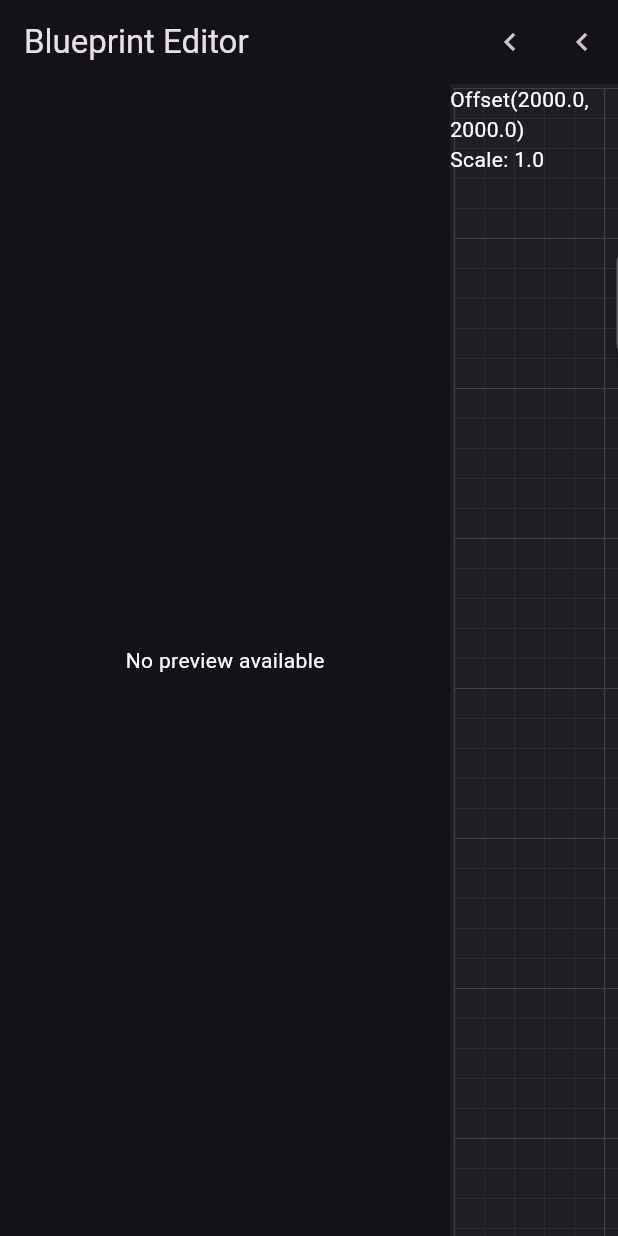
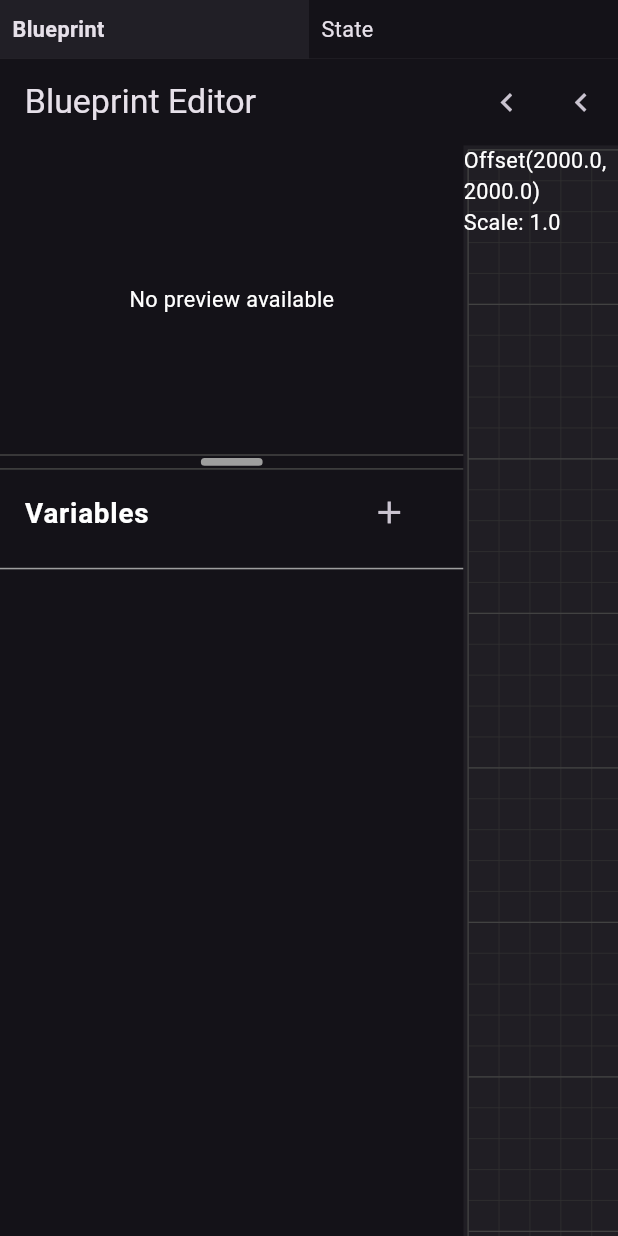
Before and after one commit to bar4488/app_builder, a Flutter app: the screen it shows after launch, on a phone screen of 412 x 824 dp. Run offline on Flutter 3.47's test engine with Material 3 defaults, Android fonts, the phone set to English and light mode, and no system bars; missing offline and left inert: runtime_type.

Commit message:
working on variables

```diff
--- a/lib/main.dart
+++ b/lib/main.dart
@@ -12,6 +12,20 @@ class BlueprintEditorApp extends StatelessWidget {
 
   @override
   Widget build(BuildContext context) {
+    bool debug = true;
+    var height = 800.0;
+    Widget widget = const EditorWindow();
+    if (debug) {
+      widget = FittedBox(
+        child: SizedBox(
+          height: height,
+          width: MediaQuery.of(context).size.width /
+              MediaQuery.of(context).size.height *
+              height,
+          child: widget,
+        ),
+      );
+    }
     return MaterialApp(
       title: 'Flutter Blueprint Editor Demo',
       theme: ThemeData(
@@ -24,7 +38,7 @@ class BlueprintEditorApp extends StatelessWidget {
             create: (context) => EditorWindowState(),
           ),
         ],
-        child: const EditorWindow(),
+        child: widget,
       ),
       debugShowCheckedModeBanner: false,
     );
--- a/lib/models/nodes.dart
+++ b/lib/models/nodes.dart
@@ -3,6 +3,7 @@ import 'package:app_builder/models/nodes/debug_print.dart';
 import 'package:app_builder/models/nodes/enum_node.dart';
 import 'package:app_builder/models/nodes/gesture_detector.dart';
 import 'package:app_builder/models/nodes/scaffold.dart';
+import 'package:app_builder/models/nodes/variables.dart';
 import 'package:app_builder/models/pin.dart';
 import 'package:app_builder/state/blueprint_state.dart';
 import 'package:app_builder/utils/enums.dart';
@@ -23,6 +24,7 @@ enum NodeCategory {
   internal,
   debug,
   events,
+  variables,
 }
 
 List<NodeType> nodeTypes = [
--- a/lib/state/editor_window_state.dart
+++ b/lib/state/editor_window_state.dart
@@ -3,11 +3,19 @@ import 'package:flutter/material.dart';
 class EditorWindowState with ChangeNotifier {
   bool _leftDrawerOpen = true;
   bool _rightDrawerOpen = false;
+  int _selectedTab = 0;
 
   bool get leftDrawerOpen => _leftDrawerOpen;
   bool get rightDrawerOpen => _rightDrawerOpen;
+  int get selectedTab => _selectedTab;
 
   GlobalKey settingsPanelKey = GlobalKey();
+
+  void selectTab(int index) {
+    if (_selectedTab == index) return;
+    _selectedTab = index;
+    notifyListeners();
+  }
 
   // open and close drawers
   void toggleLeftDrawer() {
--- a/lib/widgets/blueprint_editor_widget.dart
+++ b/lib/widgets/blueprint_editor_widget.dart
@@ -320,6 +320,7 @@ class _BlueprintEditorWidgetState extends State<BlueprintEditorWidget> {
                           nodeBuilder: (id, position) =>
                               type.nodeBuilder(id, position, blueprintState),
                         ),
+                        state: blueprintState,
                       ),
                     ),
                   ),
--- /dev/null
+++ b/lib/widgets/blueprint_variables_panel.dart
@@ -0,0 +1,182 @@
+import 'package:app_builder/models/variable.dart';
+import 'package:app_builder/state/blueprint_state.dart';
+import 'package:flutter/material.dart';
+import 'package:provider/provider.dart';
+
+enum VariableType { integer, double, string, boolean }
+
+class BlueprintVariable with ChangeNotifier {
+  String name;
+  VariableType type;
+  late ChangeValueNode value;
+
+  BlueprintVariable({required this.name, required this.type}) {
+    value = switch (type) {
+      VariableType.integer => ChangeValueNode<int>(null),
+      VariableType.double => ChangeValueNode<double>(null),
+      VariableType.string => ChangeValueNode<String>(null),
+      VariableType.boolean => ChangeValueNode<bool>(null),
+    };
+  }
+}
+
+class BlueprintVariablesPanel extends StatelessWidget {
+  const BlueprintVariablesPanel({super.key});
+
+  @override
+  Widget build(BuildContext context) {
+    final state = context.watch<BlueprintState>();
+    return Column(
+      crossAxisAlignment: CrossAxisAlignment.start,
+      children: [
+        ListTile(
+          title: const Text(
+            'Variables',
+            style: TextStyle(
+              color: Colors.white,
+              fontSize: 18,
+              fontWeight: FontWeight.bold,
+            ),
+          ),
+          trailing: IconButton(
+            onPressed: () {
+              state.addVariable(BlueprintVariable(
+                name: 'New Variable',
+                type: VariableType.integer,
+              ));
+            },
+            padding: const EdgeInsets.all(0),
+            icon: const Icon(Icons.add),
+          ),
+        ),
+        const Divider(color: Colors.grey),
+        const SizedBox(height: 8),
+        ...state.variables.asMap().entries.map((entry) {
+          final index = entry.key;
+          final variable = entry.value;
+          return _buildVariableRow(index, variable, state);
+        }),
+      ],
+    );
+  }
+
+  Widget _buildVariableRow(
+      int index, BlueprintVariable variable, BlueprintState state) {
+    return Padding(
+      padding: const EdgeInsets.all(8.0),
+      child: Row(
+        children: [
+          Expanded(
+            flex: 1,
+            child: _buildTypeWidget(variable, state),
+          ),
+          const SizedBox(width: 8),
+          Expanded(
+            flex: 4,
+            child: TextFormField(
+              initialValue: variable.name,
+              style: const TextStyle(color: Colors.white),
+              decoration: const InputDecoration(
+                isDense: true,
+                border: InputBorder.none,
+                contentPadding:
+                    EdgeInsets.symmetric(horizontal: 12, vertical: 8),
+              ),
+              onChanged: (value) {
+                state.setVariableName(variable, value);
+              },
+            ),
+          ),
+        ],
+      ),
+    );
+  }
+
+  Widget _buildTypeWidget(BlueprintVariable variable, BlueprintState state) {
+    // Define constant colors for each variable type
+    const Map<VariableType, Color> typeColors = {
+      VariableType.integer: Color(0xFF4CAF50), // Green
+      VariableType.double: Color(0xFF2196F3), // Blue
+      VariableType.string: Color(0xFFFFC107), // Amber
+      VariableType.boolean: Color(0xFFE91E63), // Pink
+    };
+
+    // Get display names for the overlay
+    String getDisplayName(VariableType type) {
+      switch (type) {
+        case VariableType.integer:
+          return 'Integer';
+        case VariableType.double:
+          return 'Double';
+        case VariableType.string:
+          return 'String';
+        case VariableType.boolean:
+          return 'Boolean';
+      }
+    }
+
+    return Builder(builder: (context) {
+      return MouseRegion(
+        cursor: SystemMouseCursors.click,
+        child: GestureDetector(
+          onTap: () {
+            // Show overlay for type selection
+            final RenderBox button = context.findRenderObject() as RenderBox;
+            final Offset position = button.localToGlobal(Offset.zero);
+
+            showMenu<VariableType>(
+              context: context,
+              position: RelativeRect.fromLTRB(
+                position.dx,
+                position.dy + button.size.height,
+                position.dx + button.size.width,
+                position.dy,
+              ),
+              color: const Color(0xFF2D2D2D),
+              items: VariableType.values.map((VariableType type) {
+                return PopupMenuItem<VariableType>(
+                  value: type,
+                  child: Row(
+                    children: [
+                      Container(
+                        width: 16,
+                        height: 16,
+                        decoration: BoxDecoration(
+                          color: typeColors[type],
+                          borderRadius: BorderRadius.circular(4),
+                        ),
+                      ),
+                      const SizedBox(width: 8),
+                      Text(
+                        getDisplayName(type),
+                        style: const TextStyle(color: Colors.white),
+                      ),
+                    ],
+                  ),
+                );
+              }).toList(),
+            ).then((VariableType? newType) {
+              if (newType != null) {
+                state.setVariableType(variable, newType);
+              }
+            });
+          },
+          child: Container(
+            decoration: const BoxDecoration(),
+            padding: const EdgeInsets.all(4),
+            alignment: Alignment.center,
+            child: Container(
+              padding: const EdgeInsets.symmetric(vertical: 8, horizontal: 12),
+              decoration: BoxDecoration(
+                color: typeColors[variable.type],
+                borderRadius: BorderRadius.circular(4),
+              ),
+              width: 16,
+              height: 8,
+            ),
+          ),
+        ),
+      );
+    });
+  }
+}
--- /dev/null
+++ b/lib/widgets/blueprint_window.dart
@@ -0,0 +1,89 @@
+import 'package:app_builder/state/editor_window_state.dart';
+import 'package:app_builder/widgets/blueprint_editor_widget.dart';
+import 'package:app_builder/widgets/blueprint_variables_panel.dart';
+import 'package:app_builder/widgets/preview_panel.dart';
+import 'package:app_builder/widgets/resizable_panel.dart';
+import 'package:app_builder/widgets/settings_panel.dart';
+import 'package:flutter/material.dart';
+import 'package:provider/provider.dart';
+
+class BlueprintWindow extends StatelessWidget {
+  const BlueprintWindow({super.key});
+
+  @override
+  Widget build(BuildContext context) {
+    var windowState = context.watch<EditorWindowState>();
+    return Scaffold(
+      appBar: AppBar(
+        title: const Text('Blueprint Editor'),
+        actions: [
+          IconButton(
+              icon: Icon(windowState.leftDrawerOpen
+                  ? Icons.chevron_left
+                  : Icons.chevron_right),
+              onPressed: windowState.toggleLeftDrawer),
+          IconButton(
+            icon: Icon(windowState.rightDrawerOpen
+                ? Icons.chevron_right
+                : Icons.chevron_left),
+            onPressed: windowState.toggleRightDrawer,
+          ),
+        ],
+      ),
+      body: Row(
+        children: [
+          AnimatedContainer(
+            duration: const Duration(milliseconds: 200),
+            width: windowState.leftDrawerOpen ? 300 : 0,
+            child: UnconstrainedBox(
+              clipBehavior: Clip.antiAlias,
+              constrainedAxis: Axis.vertical,
+              alignment: Alignment.topLeft,
+              child: Container(
+                alignment: Alignment.centerLeft,
+                width: 300,
+                color: Theme.of(context).colorScheme.surface,
+                child: const ResizablePanel(
+                  topWidget: PreviewPanel(),
+                  bottomWidget: BlueprintVariablesPanel(),
+                ),
+              ),
+            ),
+          ),
+          Expanded(
+            child: Container(
+              clipBehavior: Clip.antiAlias,
+              decoration: BoxDecoration(
+                color: Color.lerp(
+                    Theme.of(context).primaryColor, Colors.white, 0.05),
+              ),
+              child: const BlueprintEditorWidget(),
+            ),
+          ),
+          AnimatedContainer(
+            duration: const Duration(milliseconds: 200),
+            width: windowState.rightDrawerOpen ? 300 : 0,
+            child: UnconstrainedBox(
+              clipBehavior: Clip.antiAlias,
+              constrainedAxis: Axis.vertical,
+              alignment: Alignment.topLeft,
+              child: Container(
+                alignment: Alignment.centerLeft,
+                width: 300,
+                color: Theme.of(context).colorScheme.surface,
+                child: Padding(
+                  padding: const EdgeInsets.all(8.0),
+                  child: FocusTraversalGroup(
+                    child: SettingsPanel(
+                      key: windowState.settingsPanelKey,
+                    ),
+                  ),
+                ),
+              ),
+            ),
+          ),
+        ],
+      ),
+    );
+  }
+}
--- a/lib/widgets/context_menu_overlay.dart
+++ b/lib/widgets/context_menu_overlay.dart
@@ -1,4 +1,6 @@
+import 'package:app_builder/models/nodes/variables.dart';
 import 'package:app_builder/models/pin.dart';
+import 'package:app_builder/state/blueprint_state.dart';
 import 'package:flutter/material.dart';
 import 'package:app_builder/models/nodes.dart';
 import 'package:app_builder/utils/string_extensions.dart';
@@ -7,12 +9,14 @@ class ContextMenuOverlay extends StatefulWidget {
   final VoidCallback onDismiss;
   final Pin? startPin;
   final void Function(NodeType nodeType) onAddNode;
+  final BlueprintState state;
 
   const ContextMenuOverlay({
     super.key,
     this.startPin,
     required this.onDismiss,
     required this.onAddNode,
+    required this.state,
   });
 
   @override
@@ -45,6 +49,30 @@ class _ContextMenuOverlayState extends State<ContextMenuOverlay> {
         },
       ));
     }
+    _menuItems[NodeCategory.variables] = widget.state.variables
+        .map(
+          (v) => MenuItemData(
+            title: "Get ${v.name}",
+            onTap: () {
+              widget.onAddNode(
+                NodeType(
+                  name: "GetVariable",
+                  isRenderInput: false,
+                  isRenderOutput: false,
+                  category: NodeCategory.variables,
+                  nodeBuilder: (id, position, blueprint) => GetVariableNode(
+                    id: id,
+                    position: position,
+                    blueprint: blueprint,
+                    variable: v,
+                  ),
+                ),
+              );
+              widget.onDismiss();
+            },
+          ),
+        )
+        .toList();
     super.initState();
   }
 
--- a/lib/widgets/editor_window.dart
+++ b/lib/widgets/editor_window.dart
@@ -1,4 +1,6 @@
 import 'package:app_builder/state/preview_state.dart';
+import 'package:app_builder/widgets/blueprint_window.dart';
+import 'package:app_builder/widgets/window_tab.dart';
 import 'package:flutter/material.dart';
 import 'package:provider/provider.dart';
 import 'package:app_builder/state/blueprint_state.dart';
@@ -29,74 +31,55 @@ class EditorWindow extends StatelessWidget {
               BlueprintEditorState(context.read<BlueprintState>()),
         ),
       ],
-      child: Scaffold(
-        appBar: AppBar(
-          title: const Text('Blueprint Editor'),
-          actions: [
-            IconButton(
-                icon: Icon(windowState.leftDrawerOpen
-                    ? Icons.chevron_left
-                    : Icons.chevron_right),
-                onPressed: windowState.toggleLeftDrawer),
-            IconButton(
-              icon: Icon(windowState.rightDrawerOpen
-                  ? Icons.chevron_right
-                  : Icons.chevron_left),
-              onPressed: windowState.toggleRightDrawer,
-            ),
-          ],
-        ),
-        body: Row(
-          children: [
-            AnimatedContainer(
-              duration: const Duration(milliseconds: 200),
-              width: windowState.leftDrawerOpen ? 300 : 0,
-              child: UnconstrainedBox(
-                clipBehavior: Clip.antiAlias,
-                constrainedAxis: Axis.vertical,
-                alignment: Alignment.topLeft,
-                child: Container(
-                  alignment: Alignment.centerLeft,
-                  width: 300,
-                  color: Theme.of(context).colorScheme.surface,
-                  child: PreviewPanel(),
-                ),
-              ),
-            ),
-            Expanded(
-              child: Container(
-                clipBehavior: Clip.antiAlias,
-                decoration: BoxDecoration(
-                  color: Color.lerp(
-                      Theme.of(context).primaryColor, Colors.white, 0.05),
-                ),
-                child: const BlueprintEditorWidget(),
-              ),
-            ),
-            AnimatedContainer(
-              duration: const Duration(milliseconds: 200),
-              width: windowState.rightDrawerOpen ? 300 : 0,
-              child: UnconstrainedBox(
-                clipBehavior: Clip.antiAlias,
-                constrainedAxis: Axis.vertical,
-                alignment: Alignment.topLeft,
-                child: Container(
-                  alignment: Alignment.centerLeft,
-                  width: 300,
-                  color: Theme.of(context).colorScheme.surface,
-                  child: Padding(
-                    padding: const EdgeInsets.all(8.0),
-                    child: FocusTraversalGroup(
-                      child: SettingsPanel(
-                        key: windowState.settingsPanelKey,
+      child: Column(
+        crossAxisAlignment: CrossAxisAlignment.start,
+        children: [
+          Material(
+              color: Theme.of(context).colorScheme.surfaceContainerLowest,
+              child: SizedBox(
+                width: double.infinity,
+                height: 38,
+                child: SingleChildScrollView(
+                  scrollDirection: Axis.horizontal,
+                  child: Row(
+                    mainAxisAlignment: MainAxisAlignment.start,
+                    children: [
+                      WindowTab(
+                        name: "Blueprint",
+                        selected: windowState.selectedTab == 0,
+                        onSelect: () {
+                          windowState.selectTab(0);
+                        },
                       ),
-                    ),
+                      WindowTab(
+                        name: "State",
+                        selected: windowState.selectedTab == 1,
+                        onSelect: () {
+                          windowState.selectTab(1);
+                        },
+                      ),
+                      WindowTab(
+                        name: "Animator",
+                        selected: windowState.selectedTab == 2,
+                        onSelect: () {
+                          windowState.selectTab(2);
+                        },
+                      ),
+                    ],
                   ),
                 ),
-              ),
+              )),
+          Expanded(
+            child: IndexedStack(
+              index: windowState.selectedTab,
+              children: const [
+                BlueprintWindow(),
+                Placeholder(),
+                Placeholder(),
+              ],
             ),
-          ],
-        ),
+          ),
+        ],
       ),
     );
   }
--- /dev/null
+++ b/lib/widgets/resizable_panel.dart
@@ -0,0 +1,92 @@
+// a panel containing 2 widgets, displays them in a column.
+// between the widgets, has a divider that can be dragged to resize the widgets
+
+import 'package:flutter/material.dart';
+
+class ResizablePanel extends StatefulWidget {
+  final Widget topWidget;
+  final Widget bottomWidget;
+  final double initialTopHeight;
+  final double minTopHeight;
+  final double minBottomHeight;
+
+  const ResizablePanel({
+    Key? key,
+    required this.topWidget,
+    required this.bottomWidget,
+    this.initialTopHeight = 200.0,
+    this.minTopHeight = 50.0,
+    this.minBottomHeight = 50.0,
+  }) : super(key: key);
+
+  @override
+  _ResizablePanelState createState() => _ResizablePanelState();
+}
+
+class _ResizablePanelState extends State<ResizablePanel> {
+  late double _topHeight;
+
+  @override
+  void initState() {
+    super.initState();
+    _topHeight = widget.initialTopHeight;
+  }
+
+  @override
+  Widget build(BuildContext context) {
+    return Column(
+      children: [
+        SizedBox(
+          height: _topHeight,
+          child: widget.topWidget,
+        ),
+        MouseRegion(
+          cursor: SystemMouseCursors.move,
+          child: GestureDetector(
+            onVerticalDragUpdate: (details) {
+              setState(() {
+                _topHeight += details.delta.dy;
+
+                // Get the total available height
+                final RenderBox box = context.findRenderObject() as RenderBox;
+                final totalHeight = box.size.height;
+
+                // Enforce minimum heights
+                if (_topHeight < widget.minTopHeight) {
+                  _topHeight = widget.minTopHeight;
+                }
+
+                if (totalHeight - _topHeight < widget.minBottomHeight) {
+                  _topHeight = totalHeight - widget.minBottomHeight;
+                }
+              });
+            },
+            child: Container(
+              height: 10.0,
+              decoration: BoxDecoration(
+                // color: Colors.grey.shade300,
+                border: Border(
+                  top: BorderSide(color: Colors.grey.shade800, width: 1.0),
+                  bottom: BorderSide(color: Colors.grey.shade800, width: 1.0),
+                ),
+              ),
+              child: Center(
+                child: Container(
+                  width: 40.0,
+                  height: 5.0,
+                  decoration: BoxDecoration(
+                    color: Colors.grey.shade500,
+                    borderRadius: BorderRadius.circular(2.5),
+                  ),
+                ),
+              ),
+            ),
+          ),
+        ),
+        Expanded(
+          child: widget.bottomWidget,
+        ),
+      ],
+    );
+  }
+}
--- /dev/null
+++ b/lib/widgets/window_tab.dart
@@ -0,0 +1,38 @@
+import 'package:flutter/material.dart';
+
+class WindowTab extends StatelessWidget {
+  final bool selected;
+  final String name;
+  final void Function() onSelect;
+  const WindowTab({
+    super.key,
+    required this.selected,
+    required this.name,
+    required this.onSelect,
+  });
+
+  @override
+  Widget build(BuildContext context) {
+    var theme = Theme.of(context);
+    return GestureDetector(
+      onTap: onSelect,
+      child: AnimatedContainer(
+        duration: Durations.short2,
+        color: selected
+            ? theme.colorScheme.surfaceContainer
+            : theme.colorScheme.surfaceDim,
+        width: 200,
+        alignment: AlignmentDirectional.centerStart,
+        padding: const EdgeInsetsDirectional.only(start: 8),
+        child: Text(
+          name,
+          style: TextStyle(
+            fontWeight: selected ? FontWeight.bold : FontWeight.normal,
+          ),
+          overflow: TextOverflow.ellipsis,
+          maxLines: 1,
+        ),
+      ),
+    );
+  }
+}
```
Also changed, not shown: lib/models/nodes/variables.dart (added, +98 -0 lines), lib/models/pin.dart (+22 -0 lines), lib/state/blueprint_state.dart (+23 -0 lines), lib/widgets/state_window.dart (added, +10 -0 lines).
